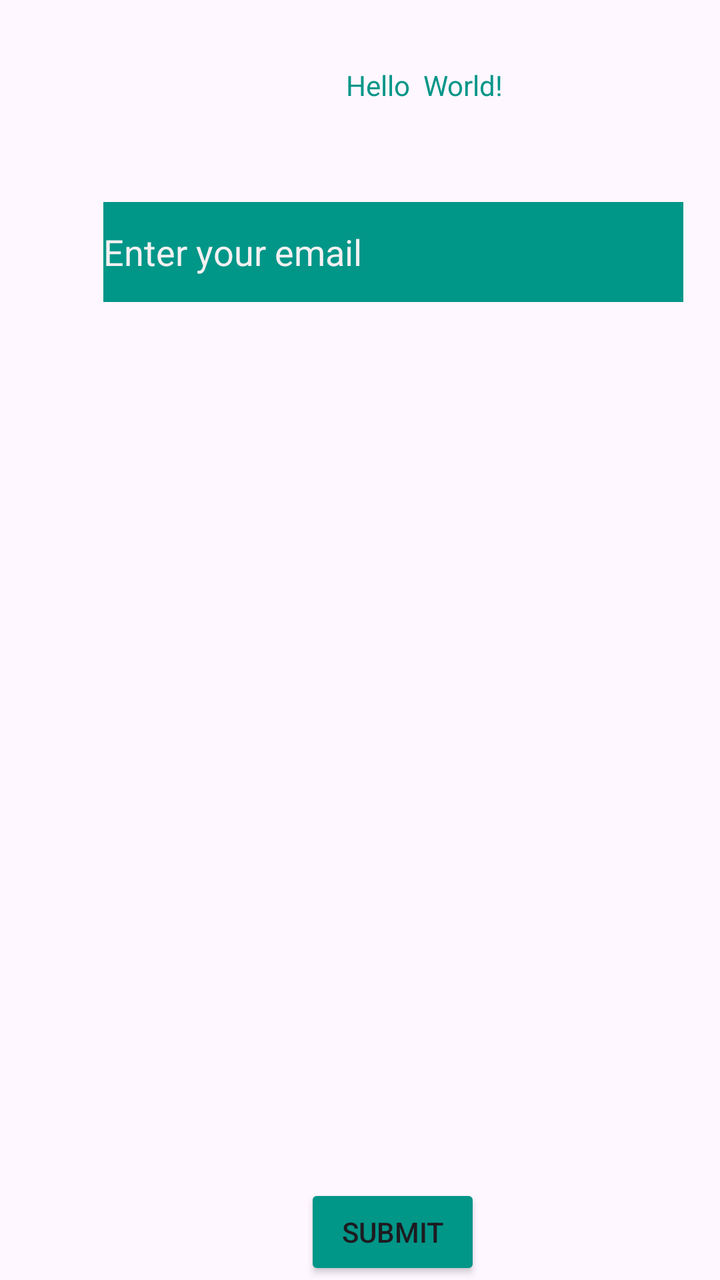
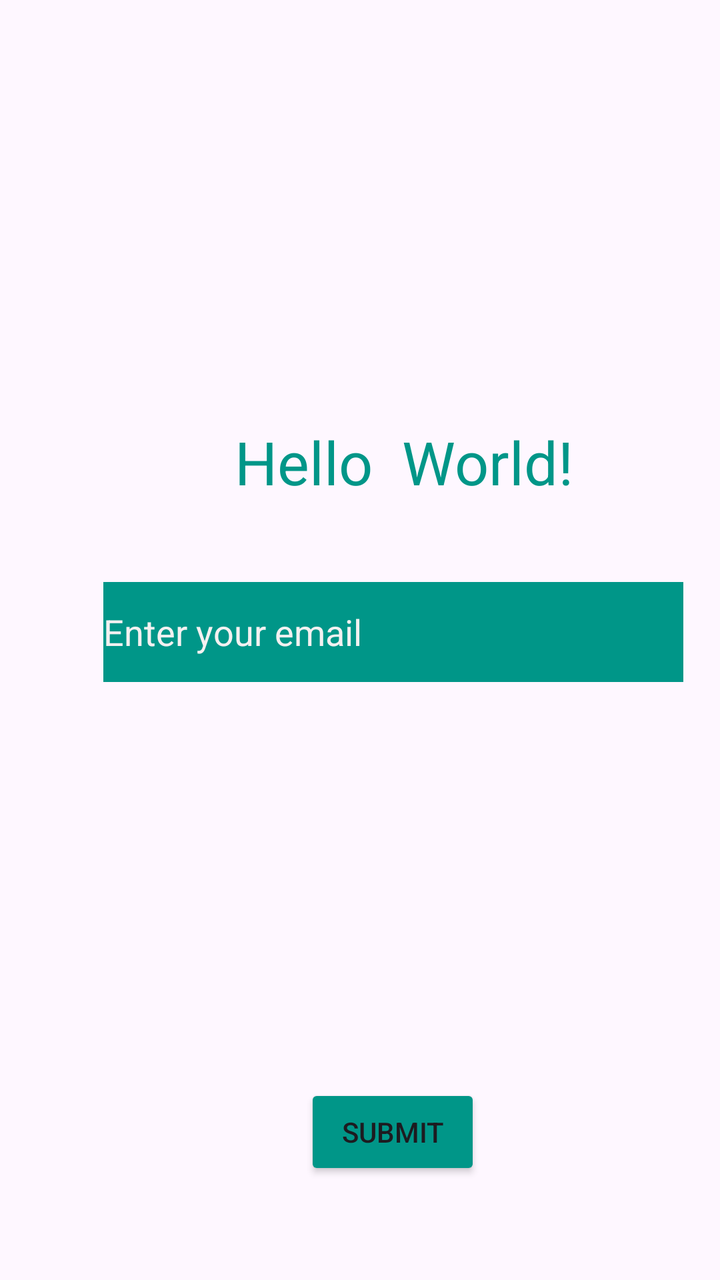

Before-and-after screenshots of an Android layout around one commit, followed by the original layout XML and the change that was made.
<!-- AndroidManifest.xml: application theme Theme.MyApplication -->
<!-- res/layout/activity_main.xml -->
<?xml version="1.0" encoding="utf-8"?>
<androidx.constraintlayout.widget.ConstraintLayout xmlns:android="http://schemas.android.com/apk/res/android"
    xmlns:app="http://schemas.android.com/apk/res-auto"
    xmlns:tools="http://schemas.android.com/tools"
    android:id="@+id/main"
    android:layout_height="wrap_content"
    tools:context=".MainActivity" android:layout_width="400dp">

    <TextView
        android:id="@+id/textView"
        android:layout_width="wrap_content"
        android:layout_height="wrap_content"
        android:text="Hello  World!"
        android:textColor="#009688"
        android:textColorLink="#4CAF50"
        app:layout_constraintBottom_toBottomOf="parent"
        app:layout_constraintEnd_toEndOf="parent"
        app:layout_constraintHorizontal_bias="0.615"
        app:layout_constraintStart_toStartOf="parent"
        app:layout_constraintTop_toTopOf="parent"
        app:layout_constraintVertical_bias="0.053"
        tools:ignore="UnknownId" />


    <EditText
        android:id="@+id/editTextText2"
        android:layout_width="290dp"
        android:layout_height="50dp"
        android:height="100dp"
        android:background="#009688"
        android:ems="10"
        android:hint="Enter your email"
        android:inputType="text"
        android:textColor="#EDE8E8"
        android:textColorHint="#F4F1F1"
        android:textColorLink="#C52D2D"
        app:circularflow_defaultRadius="30dp"
        app:circularflow_radiusInDP="30dp"
        app:layout_constraintBottom_toBottomOf="parent"
        app:layout_constraintCircleRadius="90dp"
        app:layout_constraintEnd_toEndOf="parent"
        app:layout_constraintHorizontal_bias="0.736"
        app:layout_constraintStart_toStartOf="parent"
        app:layout_constraintTop_toBottomOf="@+id/textView"
        app:layout_constraintVertical_bias="0.091" />


    <Button
        android:id="@+id/button2"
        android:layout_width="wrap_content"
        android:layout_height="wrap_content"
        android:backgroundTint="#009688"
        android:text="Submit"
        app:layout_constraintBottom_toBottomOf="parent"
        app:layout_constraintEnd_toEndOf="parent"
        app:layout_constraintHorizontal_bias="0.56"
        app:layout_constraintStart_toStartOf="parent"
        app:layout_constraintTop_toBottomOf="@+id/editTextText2"
        app:layout_constraintVertical_bias="1.0"
        tools:ignore="MissingConstraints" />


</androidx.constraintlayout.widget.ConstraintLayout>
<!-- resources referenced by this layout -->
<resources>
  <style name="Theme.MyApplication" parent="Base.Theme.MyApplication" />
  <style name="Base.Theme.MyApplication" parent="Theme.Material3.DayNight.NoActionBar">
          
          
      </style>
</resources>

<!-- the commit's change to res/layout/activity_main.xml (unified diff, before → after) -->
@@ -7,10 +7,13 @@
     tools:context=".MainActivity" android:layout_width="400dp">
 
     <TextView
+        android:layout_marginTop="200dp"
+        android:layout_marginBottom="200dp"
         android:id="@+id/textView"
         android:layout_width="wrap_content"
         android:layout_height="wrap_content"
         android:text="Hello  World!"
+        android:textSize="30dp"
         android:textColor="#009688"
         android:textColorLink="#4CAF50"
         app:layout_constraintBottom_toBottomOf="parent"
@@ -23,6 +26,8 @@
 
 
     <EditText
+        android:layout_marginTop="20dp"
+        android:layout_marginBottom="100dp"
         android:id="@+id/editTextText2"
         android:layout_width="290dp"
         android:layout_height="50dp"
@@ -46,6 +51,7 @@
 
 
     <Button
+        android:layout_marginBottom="50dp"
         android:id="@+id/button2"
         android:layout_width="wrap_content"
         android:layout_height="wrap_content"
<!-- resource entries referenced after the edit -->
@@ -1,8 +1,13 @@
 <!-- resources referenced by this layout -->
 <resources>
   <style name="Theme.MyApplication" parent="Base.Theme.MyApplication" />
-  <style name="Base.Theme.MyApplication" parent="Theme.Material3.DayNight.NoActionBar">
+  <style name="Base.Theme.MyApplication" parent="Theme.Material3.DayNight">
           
+          
+          <item name="colorPrimary">@color/teal_700</item>
+          <item name="colorPrimaryVariant">@color/teal_700</item>
+          <item name="android:colorPrimary">@color/teal_700</item>
+  
           
       </style>
 </resources>
